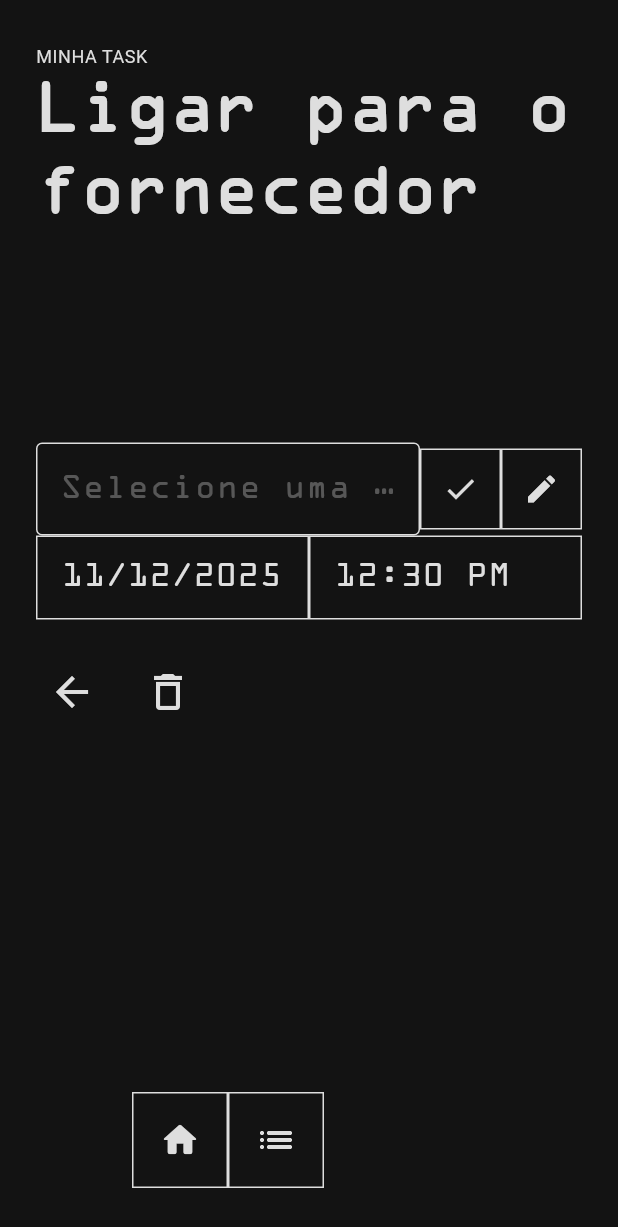
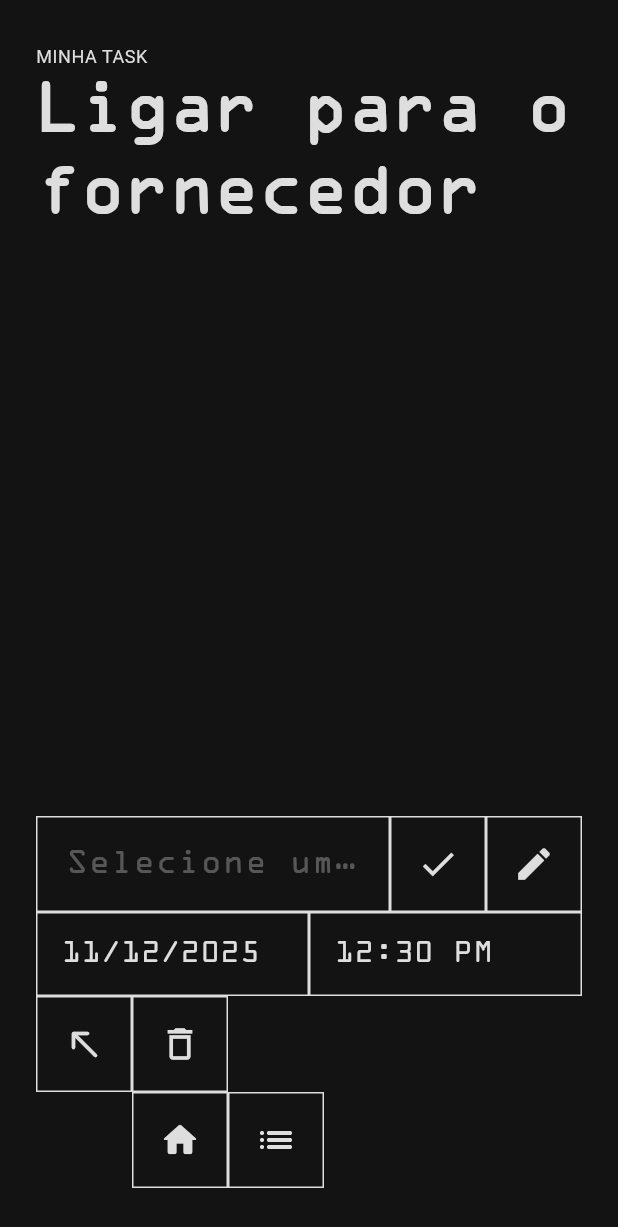
Before and after one commit to gabrielsoaresm94/dont-forget-app, a Flutter app: the TasksScreen screen opened by its route, after a tap on "Ligar para o fornecedor", on a phone screen of 412 x 824 dp. Shown: the top 1227 px of the screen. Run offline on Flutter 3.47's test engine with Material 3 defaults, Android fonts, the phone set to English and light mode, and no system bars; our stand-ins replace dio, flutter_riverpod; network calls fail.

Commit message:
feat: update components

```diff
--- a/lib/components/category_dropdown.dart
+++ b/lib/components/category_dropdown.dart
@@ -82,7 +82,10 @@
                         );
                       }
 
-                      return TextField(
+                      return Container(
+                        // constraints: const BoxConstraints(minHeight: 64),
+                        alignment: Alignment.center,
+                        child: TextField(
                           controller: controller,
                           focusNode: focusNode,
                           style: const TextStyle(
@@ -93,14 +96,21 @@
                           decoration: const InputDecoration(
                             hintText: "Selecione uma categoria",
                             hintStyle: TextStyle(color: Color(0x55DEDEDE)),
+                            contentPadding: EdgeInsets.symmetric(
+                              horizontal: 16,
+                              vertical: 17,
+                            ),
                             enabledBorder: OutlineInputBorder(
                               borderSide: BorderSide(color: Color(0xFFDEDEDE)),
+                              borderRadius: BorderRadius.zero,
                             ),
                             focusedBorder: OutlineInputBorder(
                               borderSide: BorderSide(color: Color(0xFFDEDEDE)),
+                              borderRadius: BorderRadius.zero,
                             ),
                           ),
                           onChanged: (text) => _controller.text = text,
+                        ),
                       );
                     },
                 optionsViewBuilder: (context, onSelected, options) {
@@ -124,33 +134,24 @@
                 },
               ),
             ),
-            _buildSquareButton(
-              icon: Icons.check,
-              onPressed: () => _createCategory(context),
-            ),
-            _buildSquareButton(
-              icon: Icons.edit,
-              onPressed: () => _openEditDialog(context, categories),
-            ),
+            _iconButton(Icons.check, () => _createCategory(context)),
+            _iconButton(Icons.edit, () => _openEditDialog(context, categories)),
           ],
         ),
       ],
     );
   }
 
-  Widget _buildSquareButton({
-    required IconData icon,
-    required VoidCallback onPressed,
-  }) {
-    return Container(
-      width: 54,
-      height: 54,
+  Widget _iconButton(IconData icon, VoidCallback onTap) {
+    return InkWell(
+      onTap: onTap,
+      child: Container(
+        width: 64,
+        height: 64,
         decoration: BoxDecoration(
           border: Border.all(color: const Color(0xFFDEDEDE)),
         ),
-      child: IconButton(
-        icon: Icon(icon, color: const Color(0xFFDEDEDE)),
-        onPressed: onPressed,
+        child: Icon(icon, size: 28, color: const Color(0xFFDEDEDE)),
       ),
     );
   }
--- /dev/null
+++ b/lib/components/checkbox.dart
@@ -0,0 +1,29 @@
+import 'package:flutter/material.dart';
+
+class CustomCheckbox extends StatelessWidget {
+  final bool value;
+  final VoidCallback onTap;
+  final Color color;
+
+  const CustomCheckbox({
+    super.key,
+    required this.value,
+    required this.onTap,
+    required this.color,
+  });
+
+  @override
+  Widget build(BuildContext context) {
+    return GestureDetector(
+      onTap: onTap,
+      child: Container(
+        width: 18,
+        height: 18,
+        decoration: BoxDecoration(
+          color: value ? color : Colors.transparent,
+          border: Border.all(color: color, width: 2),
+        ),
+      ),
+    );
+  }
+}
--- a/lib/components/date_time_picker.dart
+++ b/lib/components/date_time_picker.dart
@@ -94,7 +94,7 @@
         style: const TextStyle(
           fontFamily: 'OCRAStd',
           color: Color(0xFFDEDEDE),
-          fontSize: 20,
+          fontSize: 18,
         ),
       ),
     );
--- a/lib/screens/task.dart
+++ b/lib/screens/task.dart
@@ -139,31 +139,12 @@
                 onTimeSelected: (time) => setState(() => _time = time),
               ),
 
-              const SizedBox(height: 24),
-
               Row(
                 children: [
-                  IconButton(
-                    icon: const Icon(
-                      Icons.arrow_back,
-                      color: Color(0xFFDEDEDE),
-                      size: 32,
-                    ),
-                    onPressed: _updateTask,
-                  ),
-                  const SizedBox(width: 16),
-                  IconButton(
-                    icon: const Icon(
-                      Icons.delete_outline,
-                      color: Color(0xFFDEDEDE),
-                      size: 32,
-                    ),
-                    onPressed: _deleteTask,
-                  ),
+                  _iconButton(Icons.north_west_rounded, _updateTask),
+                  _iconButton(Icons.delete_outline, _deleteTask),
                 ],
               ),
-
-              const Spacer(),
 
               SendButtons(
                 onHome: () => Navigator.pushReplacementNamed(context, '/'),
@@ -175,4 +156,18 @@
       ),
     );
   }
+
+  Widget _iconButton(IconData icon, VoidCallback onTap) {
+    return InkWell(
+      onTap: onTap,
+      child: Container(
+        width: 64,
+        height: 64,
+        decoration: BoxDecoration(
+          border: Border.all(color: const Color(0xFFDEDEDE)),
+        ),
+        child: Icon(icon, size: 28, color: const Color(0xFFDEDEDE)),
+      ),
+    );
+  }
 }
--- a/lib/screens/tasks.dart
+++ b/lib/screens/tasks.dart
@@ -1,5 +1,5 @@
+import 'package:dont_forget_app/components/checkbox.dart';
 import 'package:dont_forget_app/components/send_buttons.dart';
-import 'package:dont_forget_app/models/task_model.dart';
 import 'package:dont_forget_app/providers/task_provider.dart';
 import 'package:flutter/material.dart';
 import 'package:flutter_riverpod/flutter_riverpod.dart';
@@ -31,14 +31,6 @@
 
                     return Padding(
                       padding: const EdgeInsets.only(bottom: 0),
-                      child: InkWell(
-                        onTap: () {
-                          Navigator.pushNamed(
-                            context,
-                            '/task',
-                            arguments: task,
-                          );
-                        },
                       child: Container(
                         decoration: BoxDecoration(
                           border: Border.all(color: AppTheme.borderColor),
@@ -51,21 +43,31 @@
                         child: Row(
                           children: [
                             Expanded(
+                              child: GestureDetector(
+                                behavior: HitTestBehavior.translucent,
+                                onTap: () {
+                                  Navigator.pushNamed(
+                                    context,
+                                    '/task',
+                                    arguments: task,
+                                  );
+                                },
                                 child: Text(
                                   task.description,
                                   style: AppTheme.bodyText,
                                 ),
                               ),
-                              Checkbox(
+                            ),
+                            CustomCheckbox(
                               value: false,
-                                onChanged: (_) async {
+                              color: AppTheme.textColor,
+                              onTap: () async {
                                 await ref
                                     .read(taskProvider.notifier)
                                     .deleteTask(task.id);
                               },
                             ),
                           ],
-                          ),
                         ),
                       ),
                     );
```
Lines whose indentation alone changed are shown as unchanged.
